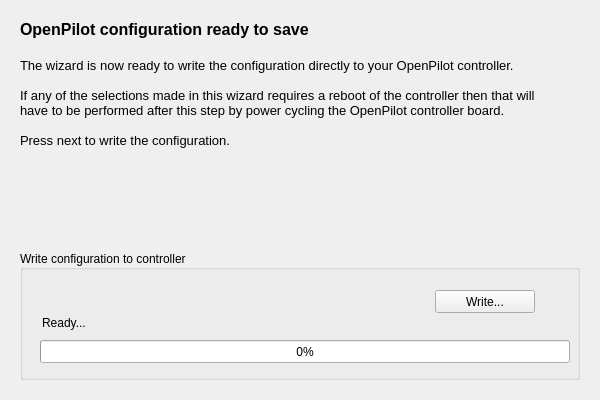
The window that ground/openpilotgcs/src/plugins/setupwizard/pages/flashpage.ui (openpilot/OpenPilot) describes before a commit, drawn with Qt 5.
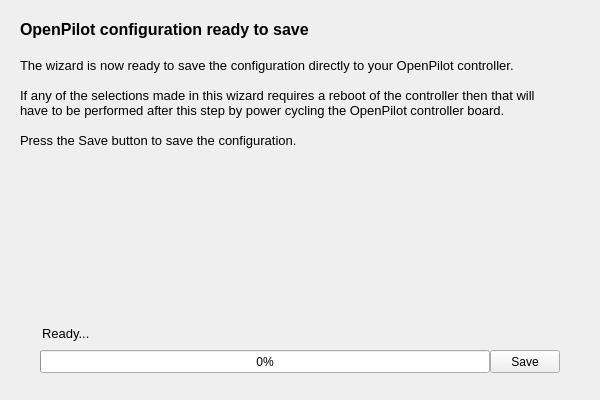
The same window after the commit.

Commit message: OP-39 Added button for Radio Config Wizard. Cleaned up the GUI, removed all group boxes and aligned components on pages. Changed place of rapid and default esc buttons. Set the size of the wizard to a fix size. Updated some of the texts. Changed font sizes. Added resources. Started the connection diagram implementation.

Diff of the .ui file:
```diff
--- a/ground/openpilotgcs/src/plugins/setupwizard/pages/flashpage.ui
+++ b/ground/openpilotgcs/src/plugins/setupwizard/pages/flashpage.ui
@@ -26,15 +26,15 @@
     <string>&lt;!DOCTYPE HTML PUBLIC &quot;-//W3C//DTD HTML 4.0//EN&quot; &quot;http://www.w3.org/TR/REC-html40/strict.dtd&quot;&gt;
 &lt;html&gt;&lt;head&gt;&lt;meta name=&quot;qrichtext&quot; content=&quot;1&quot; /&gt;&lt;style type=&quot;text/css&quot;&gt;
 p, li { white-space: pre-wrap; }
-&lt;/style&gt;&lt;/head&gt;&lt;body style=&quot; font-family:'MS Shell Dlg 2'; font-size:8.25pt; font-weight:400; font-style:normal;&quot;&gt;
+&lt;/style&gt;&lt;/head&gt;&lt;body style=&quot; font-family:'MS Shell Dlg 2'; font-size:8pt; font-weight:400; font-style:normal;&quot;&gt;
 &lt;p style=&quot; margin-top:0px; margin-bottom:0px; margin-left:0px; margin-right:0px; -qt-block-indent:0; text-indent:0px;&quot;&gt;&lt;span style=&quot; font-size:12pt; font-weight:600;&quot;&gt;OpenPilot configuration ready to save&lt;/span&gt;&lt;/p&gt;
-&lt;p style=&quot;-qt-paragraph-type:empty; margin-top:0px; margin-bottom:0px; margin-left:0px; margin-right:0px; -qt-block-indent:0; text-indent:0px; font-size:12pt; font-weight:600;&quot;&gt;&lt;/p&gt;
-&lt;p style=&quot; margin-top:0px; margin-bottom:0px; margin-left:0px; margin-right:0px; -qt-block-indent:0; text-indent:0px;&quot;&gt;&lt;span style=&quot; font-size:10pt;&quot;&gt;The wizard is now ready to write the configuration directly to your OpenPilot controller. &lt;/span&gt;&lt;/p&gt;
-&lt;p style=&quot;-qt-paragraph-type:empty; margin-top:0px; margin-bottom:0px; margin-left:0px; margin-right:0px; -qt-block-indent:0; text-indent:0px; font-size:10pt;&quot;&gt;&lt;/p&gt;
+&lt;p style=&quot;-qt-paragraph-type:empty; margin-top:0px; margin-bottom:0px; margin-left:0px; margin-right:0px; -qt-block-indent:0; text-indent:0px; font-size:12pt; font-weight:600;&quot;&gt;&lt;br /&gt;&lt;/p&gt;
+&lt;p style=&quot; margin-top:0px; margin-bottom:0px; margin-left:0px; margin-right:0px; -qt-block-indent:0; text-indent:0px;&quot;&gt;&lt;span style=&quot; font-size:10pt;&quot;&gt;The wizard is now ready to save the configuration directly to your OpenPilot controller. &lt;/span&gt;&lt;/p&gt;
+&lt;p style=&quot;-qt-paragraph-type:empty; margin-top:0px; margin-bottom:0px; margin-left:0px; margin-right:0px; -qt-block-indent:0; text-indent:0px; font-size:10pt;&quot;&gt;&lt;br /&gt;&lt;/p&gt;
 &lt;p style=&quot; margin-top:0px; margin-bottom:0px; margin-left:0px; margin-right:0px; -qt-block-indent:0; text-indent:0px;&quot;&gt;&lt;span style=&quot; font-size:10pt;&quot;&gt;If any of the selections made in this wizard requires a reboot of the controller then that will have to be performed after this step by power cycling the OpenPilot controller board.&lt;/span&gt;&lt;/p&gt;
-&lt;p style=&quot;-qt-paragraph-type:empty; margin-top:0px; margin-bottom:0px; margin-left:0px; margin-right:0px; -qt-block-indent:0; text-indent:0px; font-size:10pt;&quot;&gt;&lt;/p&gt;
-&lt;p style=&quot; margin-top:0px; margin-bottom:0px; margin-left:0px; margin-right:0px; -qt-block-indent:0; text-indent:0px;&quot;&gt;&lt;span style=&quot; font-size:10pt;&quot;&gt;Press next to write the configuration.&lt;/span&gt;&lt;/p&gt;
-&lt;p style=&quot;-qt-paragraph-type:empty; margin-top:0px; margin-bottom:0px; margin-left:0px; margin-right:0px; -qt-block-indent:0; text-indent:0px; font-size:10pt;&quot;&gt;&lt;/p&gt;&lt;/body&gt;&lt;/html&gt;</string>
+&lt;p style=&quot;-qt-paragraph-type:empty; margin-top:0px; margin-bottom:0px; margin-left:0px; margin-right:0px; -qt-block-indent:0; text-indent:0px; font-size:10pt;&quot;&gt;&lt;br /&gt;&lt;/p&gt;
+&lt;p style=&quot; margin-top:0px; margin-bottom:0px; margin-left:0px; margin-right:0px; -qt-block-indent:0; text-indent:0px;&quot;&gt;&lt;span style=&quot; font-size:10pt;&quot;&gt;Press the Save button to save the configuration.&lt;/span&gt;&lt;/p&gt;
+&lt;p style=&quot;-qt-paragraph-type:empty; margin-top:0px; margin-bottom:0px; margin-left:0px; margin-right:0px; -qt-block-indent:0; text-indent:0px; font-size:10pt;&quot;&gt;&lt;br /&gt;&lt;/p&gt;&lt;/body&gt;&lt;/html&gt;</string>
    </property>
    <property name="alignment">
     <set>Qt::AlignLeading|Qt::AlignLeft|Qt::AlignTop</set>
@@ -43,66 +43,49 @@
     <bool>true</bool>
    </property>
   </widget>
-  <widget class="QGroupBox" name="groupBox">
+  <widget class="QPushButton" name="saveButton">
    <property name="geometry">
     <rect>
-     <x>20</x>
-     <y>250</y>
-     <width>560</width>
-     <height>130</height>
-    </rect>
-   </property>
-   <property name="sizePolicy">
-    <sizepolicy hsizetype="Preferred" vsizetype="Preferred">
-     <horstretch>0</horstretch>
-     <verstretch>0</verstretch>
-    </sizepolicy>
-   </property>
-   <property name="title">
-    <string>Write configuration to controller</string>
-   </property>
-   <property name="alignment">
-    <set>Qt::AlignLeading|Qt::AlignLeft|Qt::AlignVCenter</set>
-   </property>
-   <widget class="QProgressBar" name="saveProgressBar">
-    <property name="geometry">
-     <rect>
-      <x>20</x>
-      <y>90</y>
-      <width>530</width>
+     <x>490</x>
+     <y>350</y>
+     <width>70</width>
       <height>23</height>
      </rect>
     </property>
-    <property name="value">
-     <number>0</number>
+   <property name="text">
+    <string>Save</string>
     </property>
    </widget>
    <widget class="QLabel" name="saveProgressLabel">
     <property name="geometry">
      <rect>
-      <x>22</x>
-      <y>65</y>
+     <x>42</x>
+     <y>325</y>
       <width>491</width>
       <height>16</height>
      </rect>
     </property>
+   <property name="font">
+    <font>
+     <pointsize>10</pointsize>
+    </font>
+   </property>
     <property name="text">
      <string>Ready...</string>
     </property>
    </widget>
-   <widget class="QPushButton" name="saveButton">
+  <widget class="QProgressBar" name="saveProgressBar">
     <property name="geometry">
      <rect>
-      <x>415</x>
-      <y>40</y>
-      <width>100</width>
+     <x>40</x>
+     <y>350</y>
+     <width>450</width>
       <height>23</height>
      </rect>
     </property>
-    <property name="text">
-     <string>Write...</string>
-    </property>
-   </widget>
+   <property name="value">
+    <number>0</number>
+   </property>
   </widget>
  </widget>
  <resources/>
```
Lines whose indentation alone changed are shown as unchanged. The commit also changes 17 other files.
